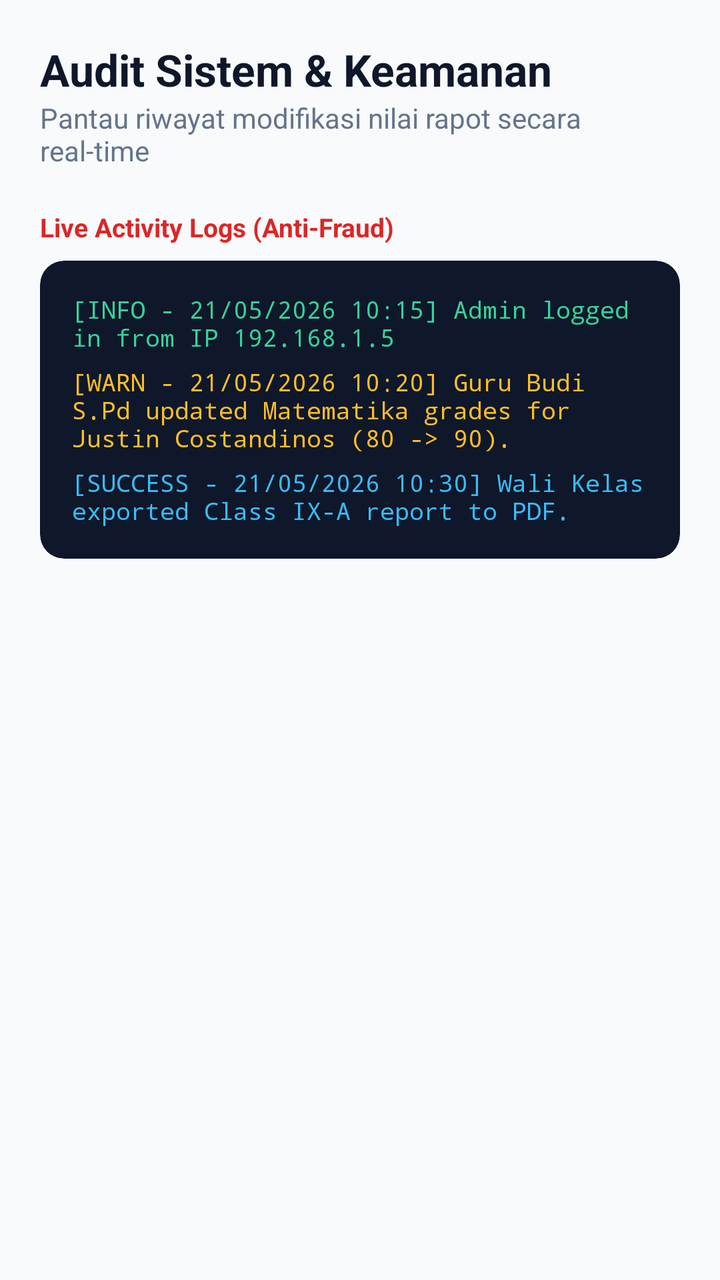
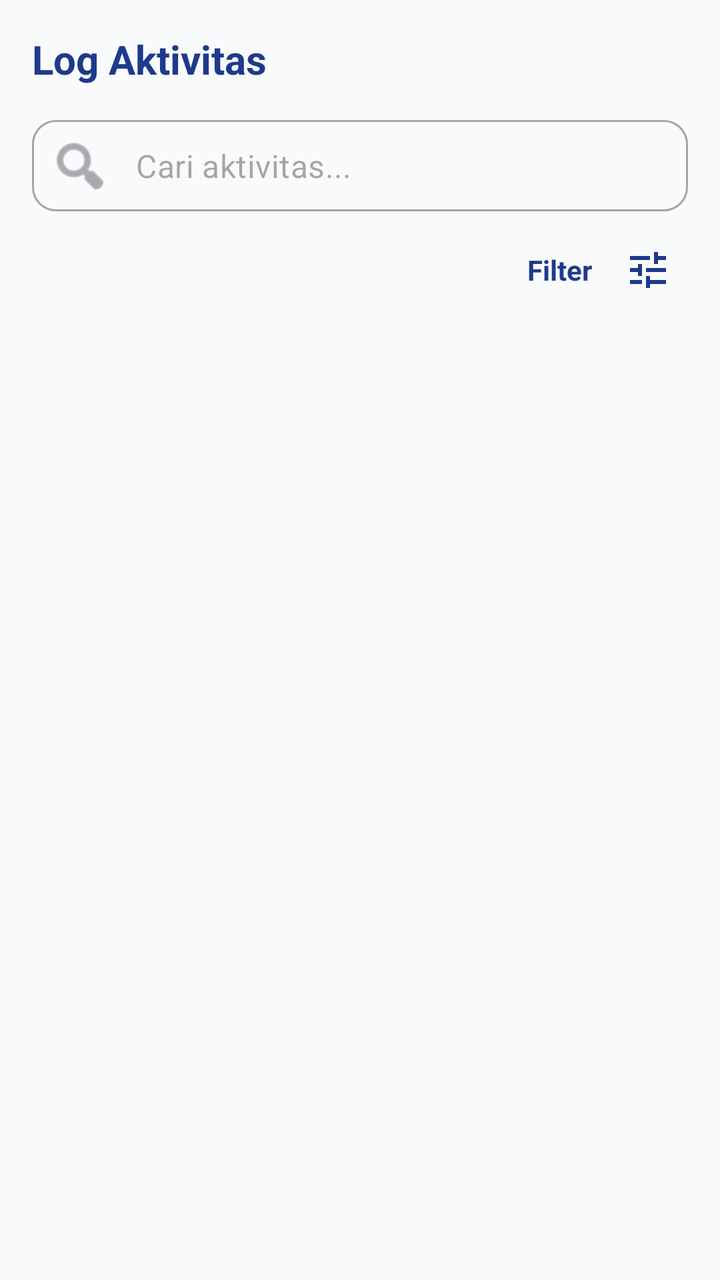

Before-and-after screenshots of an Android layout around one commit, followed by the original layout XML and the change that was made.
<!-- AndroidManifest.xml: application theme Theme.Mondu -->
<!-- res/layout/fragment_log_aktivitas.xml -->
<?xml version="1.0" encoding="utf-8"?>
<ScrollView xmlns:android="http://schemas.android.com/apk/res/android"
    xmlns:app="http://schemas.android.com/apk/res-auto"
    android:layout_width="match_parent"
    android:layout_height="match_parent"
    android:background="#F8FAFC">

    <LinearLayout
        android:layout_width="match_parent"
        android:layout_height="wrap_content"
        android:orientation="vertical"
        android:padding="20dp">

        <TextView
            android:layout_width="wrap_content"
            android:layout_height="wrap_content"
            android:text="Audit Sistem &amp; Keamanan"
            android:textSize="22sp"
            android:textStyle="bold"
            android:textColor="#0F172A"/>

        <TextView
            android:layout_width="wrap_content"
            android:layout_height="wrap_content"
            android:text="Pantau riwayat modifikasi nilai rapot secara real-time"
            android:textSize="14sp"
            android:textColor="#64748B"
            android:layout_marginBottom="20dp"/>

        <TextView
            android:layout_width="wrap_content"
            android:layout_height="wrap_content"
            android:text="Live Activity Logs (Anti-Fraud)"
            android:textStyle="bold"
            android:textColor="#DC2626"
            android:textSize="13sp"
            android:layout_marginBottom="8dp"/>

        <com.google.android.material.card.MaterialCardView
            android:layout_width="match_parent"
            android:layout_height="wrap_content"
            app:cardCornerRadius="12dp"
            app:cardBackgroundColor="#0F172A"
            app:strokeWidth="0dp">

            <LinearLayout
                android:layout_width="match_parent"
                android:layout_height="wrap_content"
                android:orientation="vertical"
                android:padding="16dp">

                <TextView
                    android:layout_width="match_parent"
                    android:layout_height="wrap_content"
                    android:fontFamily="monospace"
                    android:text="[INFO - 21/05/2026 10:15] Admin logged in from IP 192.168.1.5"
                    android:textColor="#34D399"
                    android:textSize="12sp"
                    android:layout_marginBottom="6dp"/>

                <TextView
                    android:layout_width="match_parent"
                    android:layout_height="wrap_content"
                    android:fontFamily="monospace"
                    android:text="[WARN - 21/05/2026 10:20] Guru Budi S.Pd updated Matematika grades for Justin Costandinos (80 -> 90)."
                    android:textColor="#FBBF24"
                    android:textSize="12sp"
                    android:layout_marginBottom="6dp"/>

                <TextView
                    android:layout_width="match_parent"
                    android:layout_height="wrap_content"
                    android:fontFamily="monospace"
                    android:text="[SUCCESS - 21/05/2026 10:30] Wali Kelas exported Class IX-A report to PDF."
                    android:textColor="#38BDF8"
                    android:textSize="12sp"/>
            </LinearLayout>
        </com.google.android.material.card.MaterialCardView>

    </LinearLayout>
</ScrollView>
<!-- resources referenced by this layout -->
<resources>
  <style name="Theme.Mondu" parent="Base.Theme.Mondu" />
  <style name="Base.Theme.Mondu" parent="Theme.Material3.DayNight.NoActionBar">
          
          
      </style>
</resources>

<!-- the commit's change to res/layout/fragment_log_aktivitas.xml (unified diff, before → after) -->
@@ -1,81 +1,89 @@
 <?xml version="1.0" encoding="utf-8"?>
-<ScrollView xmlns:android="http://schemas.android.com/apk/res/android"
+<FrameLayout xmlns:android="http://schemas.android.com/apk/res/android"
     xmlns:app="http://schemas.android.com/apk/res-auto"
+    xmlns:tools="http://schemas.android.com/tools"
     android:layout_width="match_parent"
     android:layout_height="match_parent"
-    android:background="#F8FAFC">
+    android:background="#F8FAFC"
+    tools:context=".LogAktivitasFragment">
 
-    <LinearLayout
+    <RelativeLayout
         android:layout_width="match_parent"
-        android:layout_height="wrap_content"
-        android:orientation="vertical"
-        android:padding="20dp">
+        android:layout_height="match_parent"
+        android:padding="16dp">
 
+        
         <TextView
+            android:id="@+id/tvTitleLogs"
             android:layout_width="wrap_content"
             android:layout_height="wrap_content"
-            android:text="Audit Sistem &amp; Keamanan"
-            android:textSize="22sp"
-            android:textStyle="bold"
-            android:textColor="#0F172A"/>
+            android:layout_marginBottom="16dp"
+            android:text="Log Aktivitas"
+            android:textColor="#1E3A8A"
+            android:textSize="20sp"
+            android:textStyle="bold" />
 
-        <TextView
+        
+        <com.google.android.material.textfield.TextInputLayout
+            android:id="@+id/searchLayoutLogs"
+            style="@style/Widget.MaterialComponents.TextInputLayout.OutlinedBox"
+            android:layout_width="match_parent"
+            android:layout_height="wrap_content"
+            android:layout_below="@id/tvTitleLogs"
+            android:layout_marginBottom="8dp"
+            app:boxCornerRadiusBottomEnd="12dp"
+            app:boxCornerRadiusBottomStart="12dp"
+            app:boxCornerRadiusTopEnd="12dp"
+            app:boxCornerRadiusTopStart="12dp"
+            app:hintEnabled="false"
+            app:startIconDrawable="@android:drawable/ic_menu_search">
+
+            <com.google.android.material.textfield.TextInputEditText
+                android:id="@+id/etSearchLogs"
+                android:layout_width="match_parent"
+                android:layout_height="wrap_content"
+                android:hint="Cari aktivitas..."
+                android:inputType="text"
+                android:padding="12dp" />
+        </com.google.android.material.textfield.TextInputLayout>
+
+        
+        <LinearLayout
+            android:id="@+id/filterLayoutLogs"
             android:layout_width="wrap_content"
             android:layout_height="wrap_content"
-            android:text="Pantau riwayat modifikasi nilai rapot secara real-time"
-            android:textSize="14sp"
-            android:textColor="#64748B"
-            android:layout_marginBottom="20dp"/>
+            android:layout_below="@id/searchLayoutLogs"
+            android:layout_alignParentEnd="true"
+            android:layout_marginBottom="8dp"
+            android:gravity="center_vertical"
+            android:orientation="horizontal">
 
-        <TextView
-            android:layout_width="wrap_content"
-            android:layout_height="wrap_content"
-            android:text="Live Activity Logs (Anti-Fraud)"
-            android:textStyle="bold"
-            android:textColor="#DC2626"
-            android:textSize="13sp"
-            android:layout_marginBottom="8dp"/>
+            <TextView
+                android:layout_width="wrap_content"
+                android:layout_height="wrap_content"
+                android:layout_marginEnd="8dp"
+                android:text="Filter"
+                android:textColor="#1E3A8A"
+                android:textStyle="bold" />
 
-        <com.google.android.material.card.MaterialCardView
+            <ImageButton
+                android:id="@+id/btnFilterLogs"
+                android:layout_width="40dp"
+                android:layout_height="40dp"
+                android:background="?attr/selectableItemBackgroundBorderless"
+                android:contentDescription="Filter"
+                android:src="@drawable/ic_filter_tune"
+                app:tint="#1E3A8A" />
+        </LinearLayout>
+
+        
+        <androidx.recyclerview.widget.RecyclerView
+            android:id="@+id/rvLogs"
             android:layout_width="match_parent"
-            android:layout_height="wrap_content"
-            app:cardCornerRadius="12dp"
-            app:cardBackgroundColor="#0F172A"
-            app:strokeWidth="0dp">
+            android:layout_height="match_parent"
+            android:layout_below="@id/filterLayoutLogs"
+            android:clipToPadding="false"
+            android:paddingBottom="16dp" />
 
-            <LinearLayout
-                android:layout_width="match_parent"
-                android:layout_height="wrap_content"
-                android:orientation="vertical"
-                android:padding="16dp">
-
-                <TextView
-                    android:layout_width="match_parent"
-                    android:layout_height="wrap_content"
-                    android:fontFamily="monospace"
-                    android:text="[INFO - 21/05/2026 10:15] Admin logged in from IP 192.168.1.5"
-                    android:textColor="#34D399"
-                    android:textSize="12sp"
-                    android:layout_marginBottom="6dp"/>
-
-                <TextView
-                    android:layout_width="match_parent"
-                    android:layout_height="wrap_content"
-                    android:fontFamily="monospace"
-                    android:text="[WARN - 21/05/2026 10:20] Guru Budi S.Pd updated Matematika grades for Justin Costandinos (80 -> 90)."
-                    android:textColor="#FBBF24"
-                    android:textSize="12sp"
-                    android:layout_marginBottom="6dp"/>
-
-                <TextView
-                    android:layout_width="match_parent"
-                    android:layout_height="wrap_content"
-                    android:fontFamily="monospace"
-                    android:text="[SUCCESS - 21/05/2026 10:30] Wali Kelas exported Class IX-A report to PDF."
-                    android:textColor="#38BDF8"
-                    android:textSize="12sp"/>
-            </LinearLayout>
-        </com.google.android.material.card.MaterialCardView>
-
-    </LinearLayout>
-</ScrollView>
+    </RelativeLayout>
+</FrameLayout>
<!-- resource entries referenced after the edit -->
@@ -1,5 +1,15 @@
 <!-- resources referenced by this layout -->
 <resources>
+  <!-- drawable ic_filter_tune (drawable) -->
+  <vector xmlns:android="http://schemas.android.com/apk/res/android"
+      android:width="24dp"
+      android:height="24dp"
+      android:viewportWidth="24"
+      android:viewportHeight="24">
+      <path
+          android:fillColor="#FF000000"
+          android:pathData="M3,17v2h6v-2H3zM3,5v2h10V5H3zM13,21v-2h8v-2h-8v-2h-2v6H13zM7,9v2H3v2h4v2h2V9H7zM21,13v-2H11v2H21zM15,9h2V7h4V5h-4V3h-2V9z" />
+  </vector>
   <style name="Theme.Mondu" parent="Base.Theme.Mondu" />
   <style name="Base.Theme.Mondu" parent="Theme.Material3.DayNight.NoActionBar">
           
